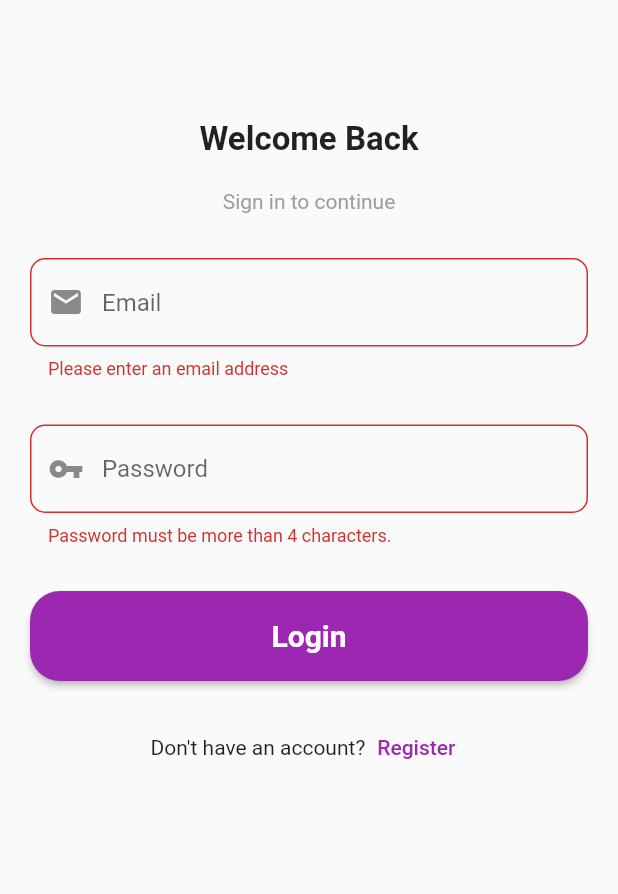
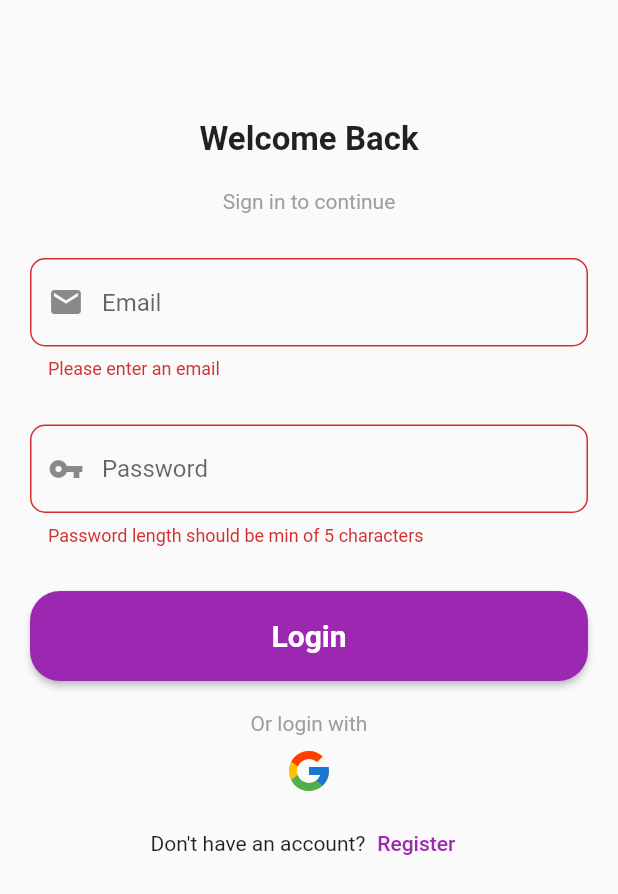
Before and after one commit to divyapanthi/UserLoginSignupAuth, a Flutter app: the screen it shows after launch, after a tap on "Login", on a phone screen of 412 x 824 dp. Shown: the top 894 px of the screen. Run offline on Flutter 3.47's test engine with Material 2 defaults, Android fonts, the phone set to English and light mode, and no system bars; our stand-ins replace firebase_auth, firebase_core, flutter_svg, google_sign_in; accounts and stored records are empty.

Commit message:
Working on Google sign in authentication

```diff
--- /dev/null
+++ b/lib/src/core/constants/validators/global_auth_validator.dart
@@ -0,0 +1,23 @@
+class GlobalAuthValidator {
+
+  static String? validateEmail(String email) {
+    if(email.isEmpty){
+      return "Please enter an email";
+    }
+    else if (email.contains("@") && email.contains(".")) {
+      return null;
+    } else {
+      return "Invalid Email";
+    }
+  }
+
+  static String? validatePassword(String password) {
+    if (password.length > 4) {
+      password = password;
+      return null;
+    } else {
+      return "Password length should be min of 5 characters";
+    }
+  }
+
+}
--- a/lib/src/screens/auth/login.dart
+++ b/lib/src/screens/auth/login.dart
@@ -1,6 +1,8 @@
 import 'package:flutter/cupertino.dart';
 import 'package:flutter/material.dart';
+import 'package:flutter_svg/flutter_svg.dart';
 import 'package:provider/provider.dart';
+import 'package:user_auth/src/core/constants/validators/global_auth_validator.dart';
 import 'package:user_auth/src/screens/auth/register.dart';
 import 'package:user_auth/src/screens/home_screen.dart';
 import 'package:user_auth/src/services/auth_service.dart';
@@ -32,9 +34,9 @@ class _LoginState extends State<Login> {
     super.dispose();
   }
 
-
   @override
   Widget build(BuildContext context) {
+    final loginProvider = Provider.of<AuthServices>(context);
     return Scaffold(
       body: SingleChildScrollView(
         child: Padding(
@@ -64,20 +66,7 @@ class _LoginState extends State<Login> {
                 SizedBox(
                   height: 30,
                 ),
-                TextFormField(
-                  controller: _passwordController,
-                  validator: (val) => val!.length > 4
-                      ? null
-                      : "Password must be more than 4 characters.",
-                  obscureText: true,
-                  decoration: InputDecoration(
-                    hintText: "Password",
-                    prefixIcon: Icon(Icons.vpn_key),
-                    border: OutlineInputBorder(
-                      borderRadius: BorderRadius.circular(10),
-                    ),
-                  ),
-                ),
+                buildPasswordField(),
                 SizedBox(
                   height: 30,
                 ),
@@ -85,6 +74,15 @@ class _LoginState extends State<Login> {
                 SizedBox(
                   height: 20,
                 ),
+                Text(
+                  "Or login with",
+                  style: TextStyle(color: Colors.grey),
+                ),
+                IconButton(
+                    icon: SvgPicture.asset("assets/icons/google.svg"),
+                    onPressed: () async {
+                      await loginProvider.googleSignIn();
+                    }),
                 Row(
                   mainAxisAlignment: MainAxisAlignment.center,
                   children: [
@@ -107,12 +105,28 @@ class _LoginState extends State<Login> {
     );
   }
 
+  TextFormField buildPasswordField() {
+    return TextFormField(
+      controller: _passwordController,
+      validator: (val) =>
+          GlobalAuthValidator.validatePassword(_passwordController.text),
+      obscureText: true,
+      decoration: InputDecoration(
+        hintText: "Password",
+        prefixIcon: Icon(Icons.vpn_key),
+        border: OutlineInputBorder(
+          borderRadius: BorderRadius.circular(10),
+        ),
+      ),
+    );
+  }
+
   TextFormField buildEmailField() {
     return TextFormField(
       controller: _emailController,
+      validator: (val) =>
+          GlobalAuthValidator.validateEmail(_emailController.text),
       keyboardType: TextInputType.emailAddress,
-      validator: (val) =>
-          val!.isNotEmpty ? null : "Please enter an email address",
       decoration: InputDecoration(
         hintText: "Email",
         prefixIcon: Icon(Icons.email),
@@ -135,7 +149,9 @@ class _LoginState extends State<Login> {
               _emailController.text.trim(), _passwordController.text.trim());
 
           if (result != true) {
-            displaySnackbar(loginProvider.errorMessage, Colors.red);
+            displaySnackbar(
+              snackBarContent: loginProvider.errorMessage,
+              isErr: true);
           } else {
             Navigator.of(context).push(MaterialPageRoute(builder: (context) {
               return HomeScreen();
@@ -159,11 +175,10 @@ class _LoginState extends State<Login> {
     );
   }
 
-  void displaySnackbar(content, Color color) {
+  void displaySnackbar({snackBarContent, bool? isErr}) {
     final snackBar = SnackBar(
-        content: Text(
-      content,
-      style: TextStyle(color: color),
+        content: Text(snackBarContent,
+      style: TextStyle(color: isErr! ? Colors.red : Colors.green),
     ));
     ScaffoldMessenger.of(context).showSnackBar(snackBar);
   }
```
Also changed, not shown: lib/src/screens/auth/register.dart (+11 -7 lines), lib/src/services/auth_service.dart (+63 -1 lines), lib/src/widgets/custom_snackbar.dart (added, +21 -0 lines), pubspec.yaml (+9 -3 lines), assets/icons/google.svg (added), pubspec.lock.
